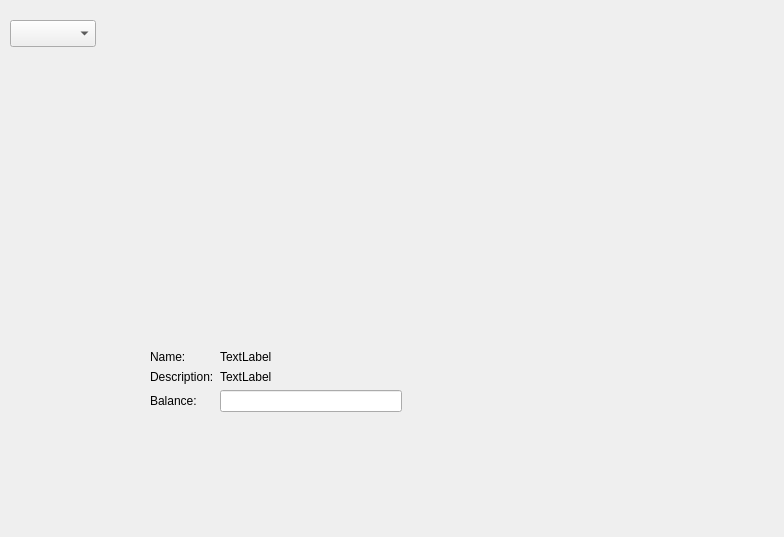
This is src/dbscqt/dbscqt_accountbookwidget.ui in tjdwill/dbs as Qt 5 draws it before an edit. The edited form follows.
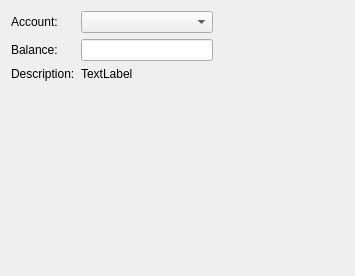
This is the edited form.

Commit message: Begin accountbookwidget implementation

```diff
--- a/src/dbscqt/dbscqt_accountbookwidget.ui
+++ b/src/dbscqt/dbscqt_accountbookwidget.ui
@@ -6,73 +6,102 @@
    <rect>
     <x>0</x>
     <y>0</y>
-    <width>784</width>
-    <height>537</height>
+    <width>355</width>
+    <height>276</height>
    </rect>
   </property>
   <property name="windowTitle">
    <string>Form</string>
   </property>
-  <widget class="QComboBox" name="comboBox">
-   <property name="geometry">
-    <rect>
-     <x>10</x>
-     <y>20</y>
-     <width>86</width>
-     <height>27</height>
-    </rect>
-   </property>
-  </widget>
+  <layout class="QGridLayout" name="gridLayout_2" rowstretch="0,1">
+   <item row="1" column="0">
+    <widget class="QWidget" name="mAccountTableViewContainer" native="true">
+     <layout class="QHBoxLayout" name="horizontalLayout">
+      <property name="leftMargin">
+       <number>0</number>
+      </property>
+      <property name="topMargin">
+       <number>0</number>
+      </property>
+      <property name="rightMargin">
+       <number>0</number>
+      </property>
+      <property name="bottomMargin">
+       <number>0</number>
+      </property>
+     </layout>
+    </widget>
+   </item>
+   <item row="0" column="0">
   <widget class="QWidget" name="mAccountInfoWidget" native="true">
-   <property name="geometry">
-    <rect>
-     <x>150</x>
-     <y>350</y>
-     <width>252</width>
-     <height>95</height>
-    </rect>
-   </property>
-   <layout class="QFormLayout" name="formLayout">
+     <layout class="QGridLayout" name="gridLayout">
+      <property name="leftMargin">
+       <number>0</number>
+      </property>
+      <property name="topMargin">
+       <number>0</number>
+      </property>
+      <property name="rightMargin">
+       <number>0</number>
+      </property>
+      <property name="bottomMargin">
+       <number>0</number>
+      </property>
     <item row="0" column="0">
-     <widget class="QLabel" name="mNameLabel">
+       <widget class="QLabel" name="label">
       <property name="text">
-       <string>Name:</string>
+         <string>Account:</string>
       </property>
      </widget>
     </item>
     <item row="0" column="1">
-     <widget class="QLabel" name="mNameDisplay">
-      <property name="text">
-       <string>TextLabel</string>
-      </property>
-     </widget>
+       <widget class="QComboBox" name="mAccountSelectionBox"/>
     </item>
     <item row="1" column="0">
-     <widget class="QLabel" name="mDescriptionLabel">
-      <property name="text">
-       <string>Description:</string>
-      </property>
-     </widget>
-    </item>
-    <item row="1" column="1">
-     <widget class="QLabel" name="mDescriptionDisplay">
-      <property name="text">
-       <string>TextLabel</string>
-      </property>
-     </widget>
-    </item>
-    <item row="2" column="0">
      <widget class="QLabel" name="mBalanceLabel">
       <property name="text">
        <string>Balance:</string>
       </property>
      </widget>
     </item>
+      <item row="1" column="1">
+       <widget class="QLineEdit" name="mBalanceDisplay">
+        <property name="readOnly">
+         <bool>true</bool>
+        </property>
+       </widget>
+      </item>
+      <item row="1" column="2">
+       <spacer name="horizontalSpacer">
+        <property name="orientation">
+         <enum>Qt::Orientation::Horizontal</enum>
+        </property>
+        <property name="sizeHint" stdset="0">
+         <size>
+          <width>40</width>
+          <height>20</height>
+         </size>
+        </property>
+       </spacer>
+      </item>
+      <item row="2" column="0">
+       <widget class="QLabel" name="mDescriptionLabel">
+        <property name="text">
+         <string>Description:</string>
+        </property>
+       </widget>
+      </item>
     <item row="2" column="1">
-     <widget class="QLineEdit" name="mBalanceDisplay"/>
+       <widget class="QLabel" name="mDescriptionDisplay">
+        <property name="text">
+         <string>TextLabel</string>
+        </property>
+       </widget>
     </item>
    </layout>
   </widget>
+   </item>
+  </layout>
  </widget>
  <resources/>
  <connections/>
```
Left out of the diff: 4 changed lines with no effect on the pictures. Lines whose indentation alone changed are shown as unchanged. The commit also changes 7 other files.
